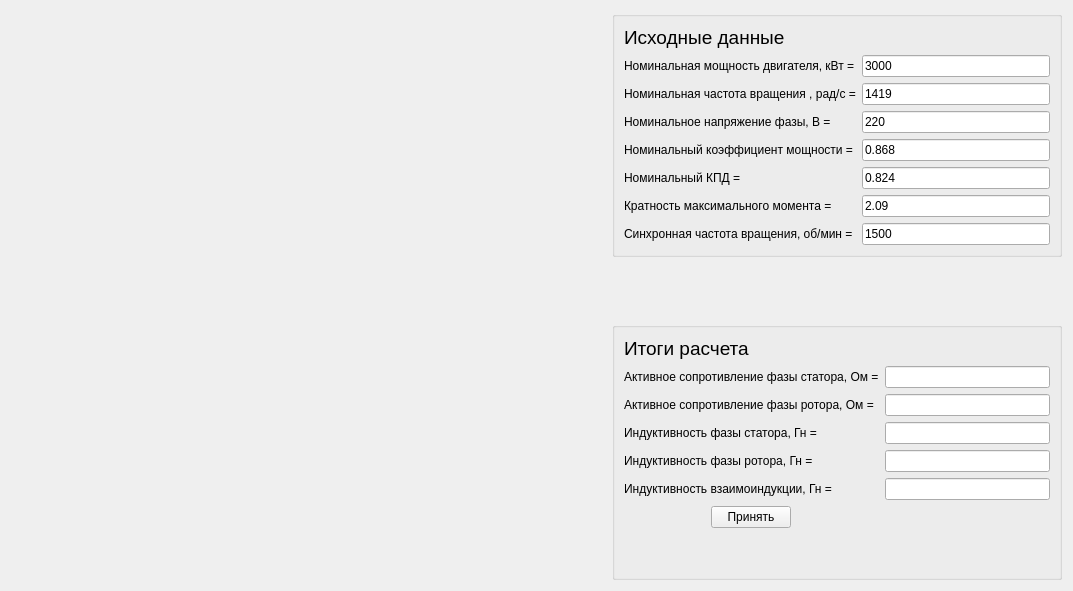
First picture: the form in untitled/identf.ui, repository Ivanos121/ImView, before the edit.
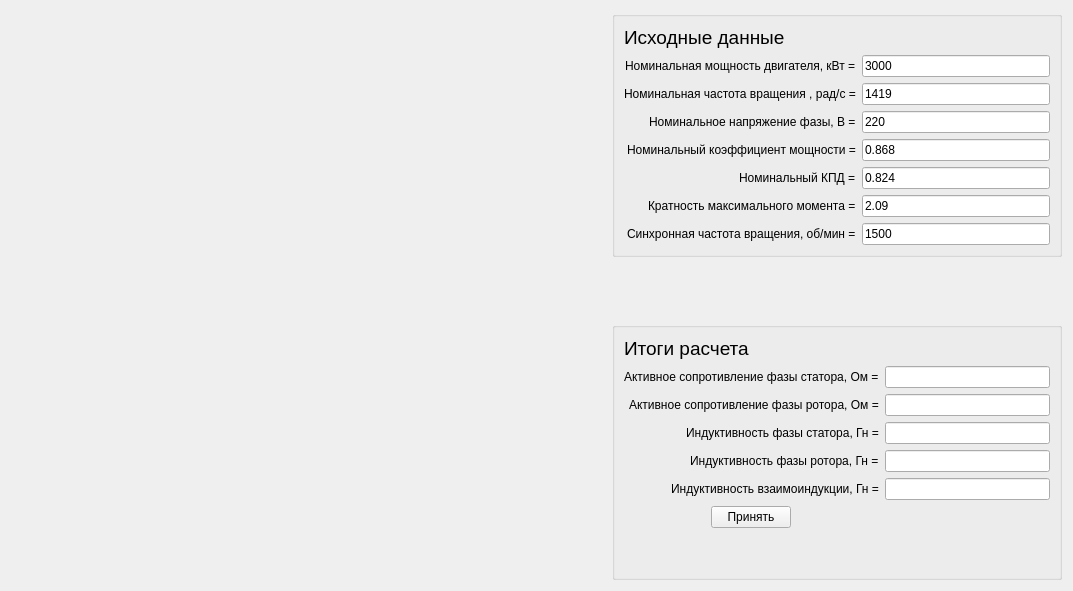
Second picture: the form after the edit. Custom widgets are drawn as their Qt base class.

```diff
--- a/untitled/identf.ui
+++ b/untitled/identf.ui
@@ -36,7 +36,7 @@
         </property>
        </widget>
       </item>
-      <item row="3" column="0">
+      <item row="3" column="0" alignment="Qt::AlignRight">
        <widget class="QLabel" name="label_12">
         <property name="text">
          <string>Индуктивность фазы статора, Гн =</string>
@@ -92,7 +92,7 @@
         </property>
        </widget>
       </item>
-      <item row="5" column="0">
+      <item row="5" column="0" alignment="Qt::AlignRight">
        <widget class="QLabel" name="label_14">
         <property name="text">
          <string>Индуктивность взаимоиндукции, Гн =</string>
@@ -109,7 +109,7 @@
         </property>
        </widget>
       </item>
-      <item row="4" column="0">
+      <item row="4" column="0" alignment="Qt::AlignRight">
        <widget class="QLabel" name="label_13">
         <property name="text">
          <string>Индуктивность фазы ротора, Гн =</string>
@@ -126,7 +126,7 @@
         </property>
        </widget>
       </item>
-      <item row="2" column="0">
+      <item row="2" column="0" alignment="Qt::AlignRight">
        <widget class="QLabel" name="label_11">
         <property name="text">
          <string>Активное сопротивление фазы ротора, Ом =</string>
@@ -208,7 +208,7 @@
       <bool>false</bool>
      </property>
      <layout class="QGridLayout" name="gridLayout">
-      <item row="6" column="0">
+      <item row="6" column="0" alignment="Qt::AlignRight">
        <widget class="QLabel" name="label_5">
         <property name="text">
          <string>Номинальное напряжение фазы, В =</string>
@@ -254,7 +254,7 @@
         </property>
        </widget>
       </item>
-      <item row="10" column="0">
+      <item row="10" column="0" alignment="Qt::AlignRight">
        <widget class="QLabel" name="label_6">
         <property name="text">
          <string>Синхронная частота вращения, об/мин =</string>
@@ -319,14 +319,14 @@
         </property>
        </widget>
       </item>
-      <item row="8" column="0">
+      <item row="8" column="0" alignment="Qt::AlignRight">
        <widget class="QLabel" name="label_8">
         <property name="text">
          <string>Номинальный КПД =</string>
         </property>
        </widget>
       </item>
-      <item row="9" column="0">
+      <item row="9" column="0" alignment="Qt::AlignRight">
        <widget class="QLabel" name="label_9">
         <property name="text">
          <string>Кратность максимального момента =</string>
@@ -340,7 +340,7 @@
         </property>
        </widget>
       </item>
-      <item row="7" column="0">
+      <item row="7" column="0" alignment="Qt::AlignRight">
        <widget class="QLabel" name="label_7">
         <property name="text">
          <string>Номинальный коэффициент мощности =</string>
@@ -354,7 +354,7 @@
         </property>
        </widget>
       </item>
-      <item row="1" column="0">
+      <item row="1" column="0" alignment="Qt::AlignRight">
        <widget class="QLabel" name="label_3">
         <property name="text">
          <string>&lt;html&gt;&lt;head/&gt;&lt;body&gt;&lt;p&gt;Номинальная мощность двигателя, кВт =&lt;/p&gt;&lt;/body&gt;&lt;/html&gt;</string>
```
Left out of the diff: 4 changed lines with no effect on the pictures.
